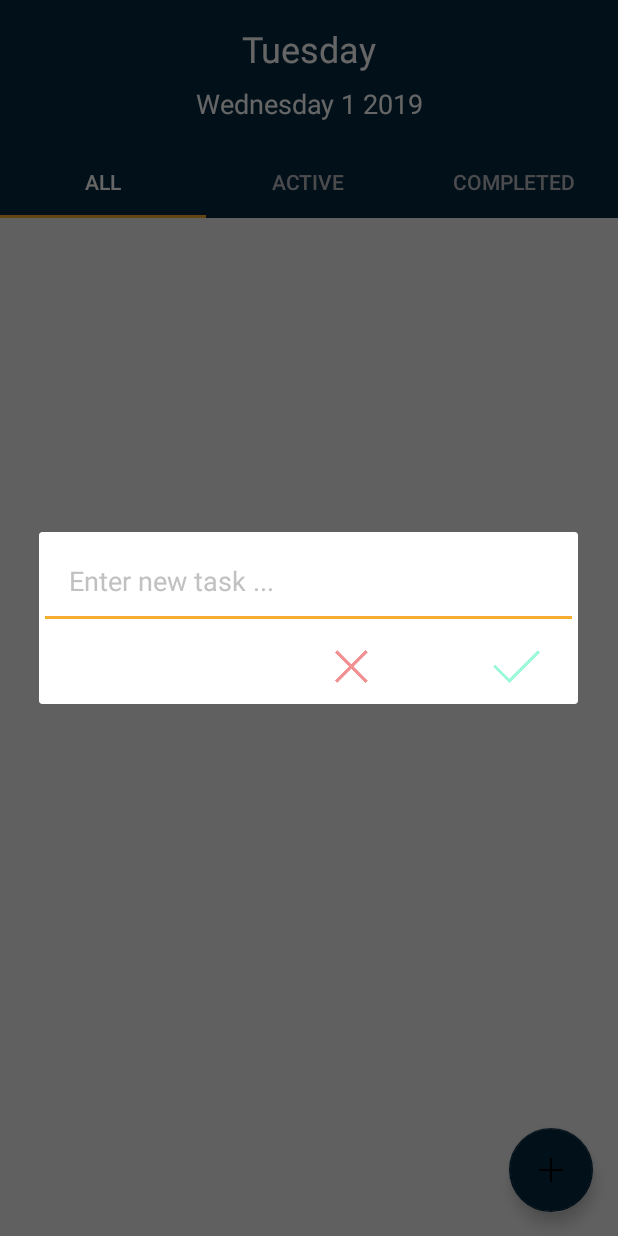
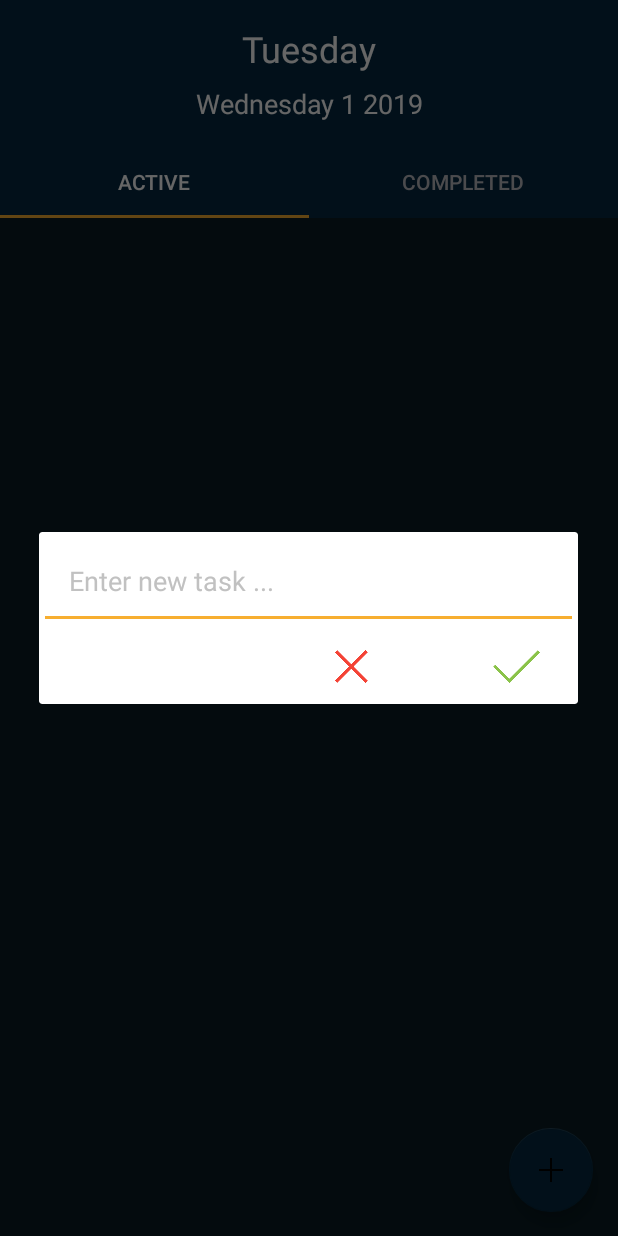
Before and after one commit to alancleetus/to-do-list, an Android app: the screen it shows after launch (MainActivity), after a tap on an icon or button, on a phone screen of 412 x 824 dp. Run offline under Robolectric (Android 15) with nearby library versions, the phone set to English and light mode, and no system bars; libraries missing offline, so code that uses them is left out: io.realm; 6 statements that could not run were skipped.

Commit message:
Created fragments for completed and active tasks.  moved necessary code to correct fragment.

```diff
--- /dev/null
+++ b/myToDoList/app/src/main/java/io/github/alancleetus/todolist/ActiveFragment.java
@@ -0,0 +1,85 @@
+package io.github.alancleetus.todolist;
+
+import android.support.v4.app.Fragment;
+import android.os.Bundle;
+import android.support.annotation.Nullable;
+import android.view.LayoutInflater;
+import android.view.View;
+import android.view.ViewGroup;
+import android.widget.Button;
+import android.widget.LinearLayout;
+import android.widget.TextView;
+import java.util.ArrayList;
+
+public class ActiveFragment extends Fragment {
+
+    View view;
+    private LinearLayout ParentLayout;
+
+
+    public ActiveFragment()
+    {
+
+    }
+
+    @Nullable
+    @Override
+    public View onCreateView(LayoutInflater inflater, @Nullable ViewGroup container, Bundle savedInstanceState) {
+
+        view = inflater.inflate(R.layout.active_fragment, container, false);
+
+        ArrayList<Task> activeTaskArray =  ((MainActivity) getActivity()).loadActive();
+
+        for( Task t : activeTaskArray)
+            addToActiveList(t);
+
+        return view;
+    }
+
+
+    @Override
+    public void onHiddenChanged(boolean hidden) {
+        super.onHiddenChanged(hidden);
+
+        ArrayList<Task> activeTaskArray =  ((MainActivity) getActivity()).loadActive();
+
+        for( Task t : activeTaskArray)
+            addToActiveList(t);
+    }
+
+    //add a item to be done
+    public void addToActiveList(final Task t) {
+
+        ParentLayout = view.findViewById(R.id.activeTaskList);
+
+        final View toDoItem = getLayoutInflater().inflate(R.layout.taskholder, null);
+        TextView taskText = (TextView) toDoItem.findViewById(R.id.taskTextView);
+        Button radioButton = (Button) toDoItem.findViewById(R.id.radioButton); //button next to task
+
+        //set the text and id of task based on incoming parameters
+        taskText.setText(t.getTopic());
+        toDoItem.setTag(t.getID());
+
+        System.out.println("LOG: "+(taskText).getText());
+
+        //make the task long clickable
+
+        //todo:this does not work becasue id is null
+        toDoItem.setLongClickable(true);
+
+        //when user clicks on the edit button the status will be updated in the db,
+        //removed from to do list, and moved to done list
+        radioButton.setOnClickListener(new View.OnClickListener() {
+            @Override
+            public void onClick(View view) {
+
+                ((MainActivity) getActivity()).updateTaskInDB(toDoItem.getTag().toString(),  true);
+                //we remove the item from the to be done section
+                ((LinearLayout) ParentLayout).removeView(toDoItem);
+            }
+        });
+
+        ParentLayout.addView(toDoItem);
+    }
+
+}
--- /dev/null
+++ b/myToDoList/app/src/main/java/io/github/alancleetus/todolist/CompletedFragment.java
@@ -0,0 +1,96 @@
+package io.github.alancleetus.todolist;
+
+import android.support.v4.app.Fragment;
+import android.os.Bundle;
+import android.support.annotation.Nullable;
+import android.view.LayoutInflater;
+import android.view.View;
+import android.view.ViewGroup;
+import android.widget.Button;
+import android.widget.LinearLayout;
+import android.widget.TextView;
+
+import java.util.ArrayList;
+
+public class CompletedFragment extends Fragment {
+
+    View view;
+    private LinearLayout ParentLayout;
+
+    public CompletedFragment()
+    {
+
+    }
+
+    @Nullable
+    @Override
+    public View onCreateView(LayoutInflater inflater, @Nullable ViewGroup container, Bundle savedInstanceState) {
+        view = inflater.inflate(R.layout.completed_fragment, container, false);
+
+        ArrayList<Task> completedTaskArray =  ((MainActivity) getActivity()).loadCompleted();
+
+        for( Task t : completedTaskArray)
+            addToCompletedList(t);
+
+        return view;
+    }
+
+    @Override
+    public void onHiddenChanged(boolean hidden) {
+        super.onHiddenChanged(hidden);
+
+        ArrayList<Task> activeTaskArray =  ((MainActivity) getActivity()).loadCompleted();
+
+        for( Task t : activeTaskArray)
+            addToCompletedList(t);
+    }
+
+    //add a item to be done
+    public void addToCompletedList(final Task t) {
+
+        ParentLayout = view.findViewById(R.id.completedTaskList);
+
+        final View toDoItem = getLayoutInflater().inflate(R.layout.donetaskholder, null);
+        TextView taskText = (TextView) toDoItem.findViewById(R.id.taskTextView);
+        Button radioButton = (Button) toDoItem.findViewById(R.id.radioButton); //button next to task
+Button deleteButton = (Button) toDoItem.findViewById(R.id.deleteButtonForTask);
+
+        //set the text and id of task based on incoming parameters
+        taskText.setText(t.getTopic());
+        toDoItem.setTag(t.getID());
+
+        System.out.println("LOG: "+(taskText).getText());
+
+        //make the task long clickable
+
+        //todo:this does not work becasue id is null
+        toDoItem.setLongClickable(true);
+
+        radioButton.setOnClickListener(new View.OnClickListener() {
+            @Override
+            public void onClick(View view) {
+
+                ((MainActivity) getActivity()).updateTaskInDB(toDoItem.getTag().toString(), false);
+                //we remove the item from the to be done section
+                ((LinearLayout) ParentLayout).removeView(toDoItem);
+            }
+        });
+
+        deleteButton.setOnClickListener(new View.OnClickListener() {
+
+            @Override
+            public void onClick(View view) {
+
+                ((MainActivity) getActivity()).deleteTaskFromDB(toDoItem.getTag().toString());
+
+                ParentLayout.removeView(toDoItem);
+                //Toast.makeText(((MainActivity) getActivity()), "Deleted: "+ t.getTopic(), Toast.LENGTH_SHORT).show();
+
+            }
+        });
+
+
+
+        ParentLayout.addView(toDoItem);
+    }
+}
--- /dev/null
+++ b/myToDoList/app/src/main/java/io/github/alancleetus/todolist/ViewPagerAdapter.java
@@ -0,0 +1,41 @@
+package io.github.alancleetus.todolist;
+
+import android.support.annotation.Nullable;
+import android.support.v4.app.Fragment;
+import android.support.v4.app.FragmentManager;
+import android.support.v4.app.FragmentPagerAdapter;
+
+import java.util.ArrayList;
+import java.util.List;
+
+public class ViewPagerAdapter extends FragmentPagerAdapter {
+
+    private final List<Fragment> FragmentList = new ArrayList<>();
+    private final List<String> FragmentListTitles = new ArrayList<>();
+
+    public ViewPagerAdapter(FragmentManager fm) {
+        super(fm);
+    }
+
+    @Override
+    public int getCount() {
+        return FragmentListTitles.size();
+    }
+
+    @Override
+    public Fragment getItem(int position) {
+        return FragmentList.get(position);
+    }
+
+    @Nullable
+    @Override
+    public CharSequence getPageTitle(int position) {
+        return FragmentListTitles.get(position);
+    }
+
+    public void AddFragment(Fragment fragment, String title)
+    {
+        FragmentList.add(fragment);
+        FragmentListTitles.add(title);
+    }
+}
--- /dev/null
+++ b/myToDoList/app/src/main/res/layout/active_fragment.xml
@@ -0,0 +1,18 @@
+<?xml version="1.0" encoding="utf-8"?>
+<android.support.constraint.ConstraintLayout
+    xmlns:android="http://schemas.android.com/apk/res/android"
+    xmlns:app="http://schemas.android.com/apk/res-auto"
+    android:layout_width="match_parent"
+    android:layout_height="match_parent">
+
+    <LinearLayout
+        android:id="@+id/activeTaskList"
+        android:layout_width="match_parent"
+        android:layout_height="match_parent"
+        android:background="@color/colorBackground"
+        android:orientation="vertical"
+        app:layout_constraintBottom_toBottomOf="parent"
+        app:layout_constraintEnd_toEndOf="parent"
+        app:layout_constraintStart_toStartOf="parent"
+        app:layout_constraintTop_toTopOf="parent"></LinearLayout>
+</android.support.constraint.ConstraintLayout>
--- a/myToDoList/app/src/main/res/layout/activity_main.xml
+++ b/myToDoList/app/src/main/res/layout/activity_main.xml
@@ -43,7 +43,7 @@
             android:paddingBottom="8dp"
             android:text="Monday"
             android:textAlignment="center"
-            android:textColor="@color/defaultPastel"
+            android:textColor="@color/white"
             android:textSize="24sp" />
 
         <TextView
@@ -53,7 +53,7 @@
             android:layout_weight="1"
             android:text="March 21, 2019"
             android:textAlignment="center"
-            android:textColor="@color/defaultPastel"
+            android:textColor="@color/white"
             android:textSize="18sp" />
     </LinearLayout>
 
@@ -66,29 +66,18 @@
         app:layout_constraintHorizontal_bias="0.0"
         app:layout_constraintStart_toStartOf="parent"
         app:layout_constraintTop_toBottomOf="@+id/DateLayout"
-        app:tabSelectedTextColor="@color/defaultPastel"
-        app:tabTextColor="@color/grey">
-
-        <android.support.design.widget.TabItem
-            android:id="@+id/AllTab"
-            android:layout_width="wrap_content"
-            android:layout_height="wrap_content"
-            android:text="All" />
-
-        <android.support.design.widget.TabItem
-            android:id="@+id/ActiveTab"
-            android:layout_width="wrap_content"
-            android:layout_height="wrap_content"
-            android:text="Active" />
-
-        <android.support.design.widget.TabItem
-            android:layout_width="wrap_content"
-            android:layout_height="wrap_content"
-            android:text="Completed" />
-    </android.support.design.widget.TabLayout>
+        app:tabSelectedTextColor="@color/white"
+        app:tabTextColor="@color/grey"/>
 
     <android.support.v4.view.ViewPager
+        android:id="@+id/viewPager"
         android:layout_width="match_parent"
-        android:layout_height="match_parent" />
+        android:layout_height="0dp"
+        app:layout_constraintBottom_toBottomOf="parent"
+        app:layout_constraintEnd_toEndOf="parent"
+        app:layout_constraintHorizontal_bias="1.0"
+        app:layout_constraintStart_toStartOf="parent"
+        app:layout_constraintTop_toBottomOf="@+id/tabLayout" />
+
 
 </android.support.constraint.ConstraintLayout>
--- a/myToDoList/app/src/main/res/values/colors.xml
+++ b/myToDoList/app/src/main/res/values/colors.xml
@@ -17,7 +17,7 @@
     <!--Dark Theme-->
     <color name="colorPrimary">#042941</color>
     <color name="colorPrimaryDark">#0b1b23</color>
-    <color name="colorAccent">#f7ae30</color>
+    <color name="colorAccent">#F7AE30</color>
     <color name="colorBackground">#091C23</color>
 
     <!--Light Theme
@@ -27,24 +27,11 @@
     <color name="colorBackground">#ededed</color>
     -->
 
-    <!--Pastels-->
-    <color name="redPastel">#ff758c</color>
-    <color name="orangePastel">#ffac76</color>
-    <color name="yellowPastel">#fee140</color>
-    <color name="greenPastel">#43e97b</color>
-    <color name="bluePastel">#8fd3f4</color>
-    <color name="indigoPastel">#a1adfd</color>
-    <color name="violetPastel">#f093fb</color>
-
-    <color name="defaultPastel">#FFFFFF</color>
-
-
-
-
-    <color name="green">#9BF9DA</color>
-    <color name="red">#f29191</color>
     <color name="white">#fff</color>
     <color name="black">#000000</color>
     <color name="grey">#BBBBC2</color>
+    <color name="red">#F44336</color>
+    <color name="green">#8BC34A</color>
+    <color name="defaultPastel">#FFFFFF</color>
 
 </resources>
```
Also changed, not shown: myToDoList/app/src/main/java/io/github/alancleetus/todolist/AllFragment.java (deleted, +0 -16 lines), myToDoList/app/src/main/java/io/github/alancleetus/todolist/MainActivity.java (+85 -181 lines), myToDoList/app/src/main/res/layout/all_fragment.xml (deleted, +0 -41 lines), myToDoList/app/src/main/res/layout/completed_fragment.xml (added, +18 -0 lines), myToDoList/app/src/main/res/layout/taskholder.xml (+29 -7 lines).
